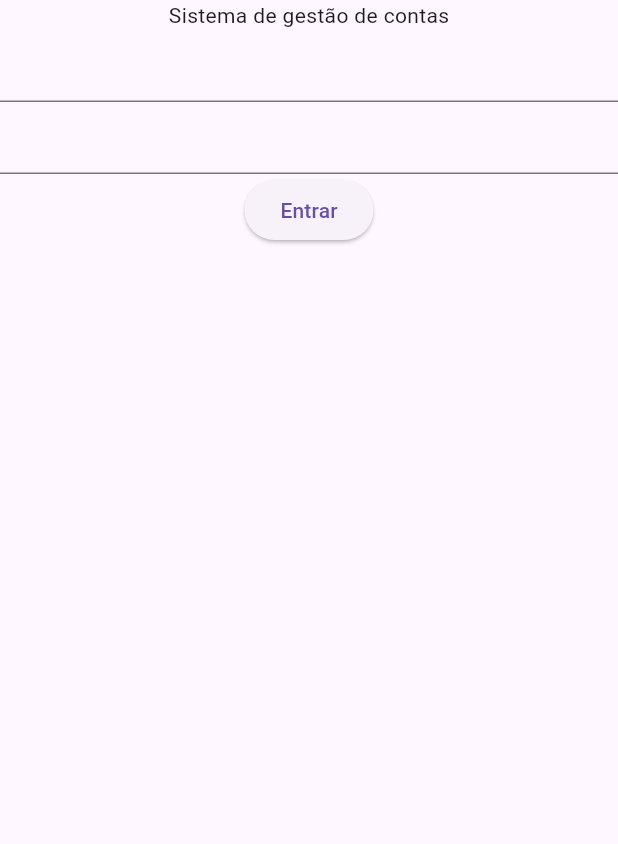
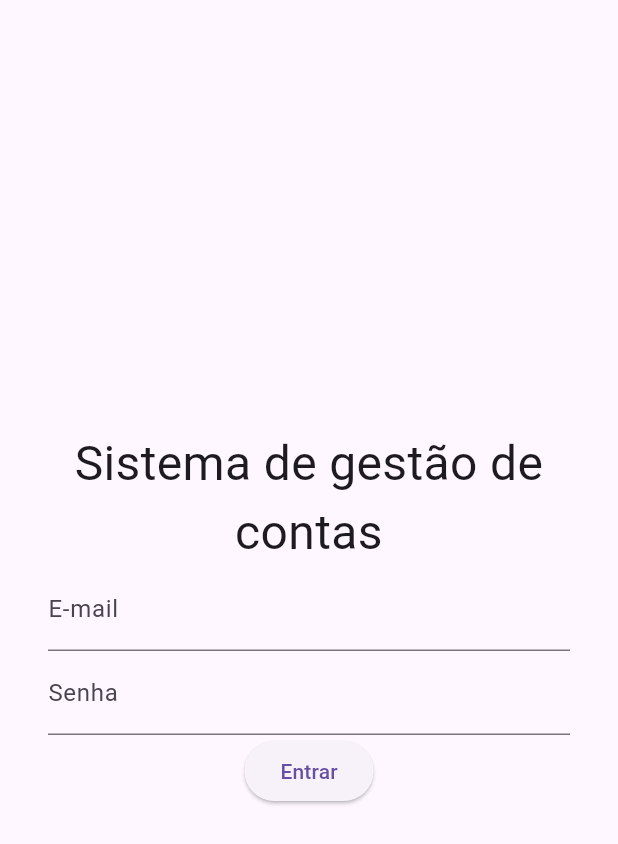
Before and after one commit to luizmagao/flutter-2025-1, a Flutter app: the screen it shows after launch, on a phone screen of 412 x 824 dp. Shown: the top 844 px of the screen. Run offline on Flutter 3.47's test engine with Material 3 defaults, Android fonts, the phone set to English and light mode, and no system bars.

Commit message:
🎨 Fazendo estilizações

```diff
--- a/lib/ui/login_screen.dart
+++ b/lib/ui/login_screen.dart
@@ -7,13 +7,24 @@ class LoginScreen extends StatelessWidget {
   Widget build(BuildContext context) {
     // return Scaffold(body: Center(child: Text("Sistema de gestão de contas")));
     return Scaffold(
-      body: Column(
-        children: [
-          Text("Sistema de gestão de contas"),
-          TextFormField(),
-          TextFormField(),
-          ElevatedButton(onPressed: () {}, child: Text("Entrar")),
-        ],
+      body: Padding(
+        padding: const EdgeInsets.all(32),
+        child: Column(
+          mainAxisAlignment: MainAxisAlignment.center,
+          children: [
+            Text(
+              "Sistema de gestão de contas",
+              textAlign: TextAlign.center,
+              style: TextStyle(fontSize: 32),
+            ),
+            TextFormField(decoration: InputDecoration(label: Text("E-mail"))),
+            TextFormField(
+              obscureText: true,
+              decoration: InputDecoration(label: Text("Senha")),
+            ),
+            ElevatedButton(onPressed: () {}, child: Text("Entrar")),
+          ],
+        ),
       ),
     );
   }
```
